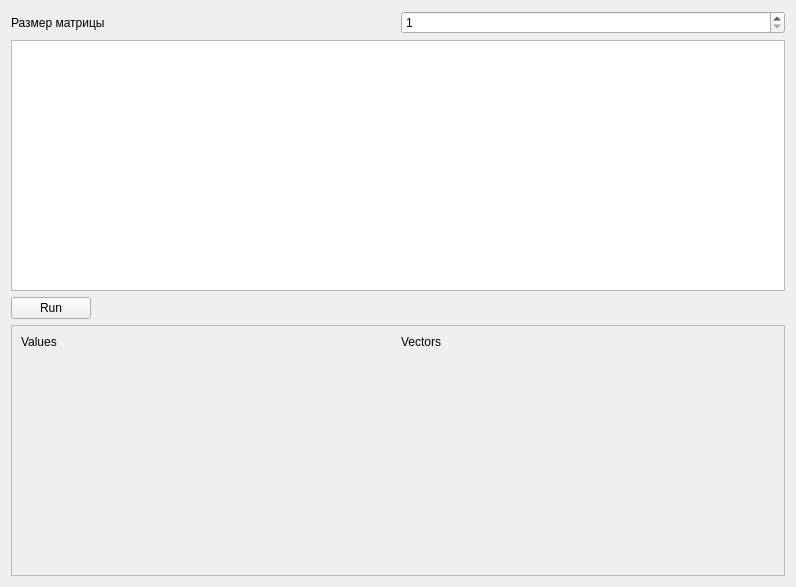
FelixDes/Eigenvectors, file ui.ui: the form before one commit.
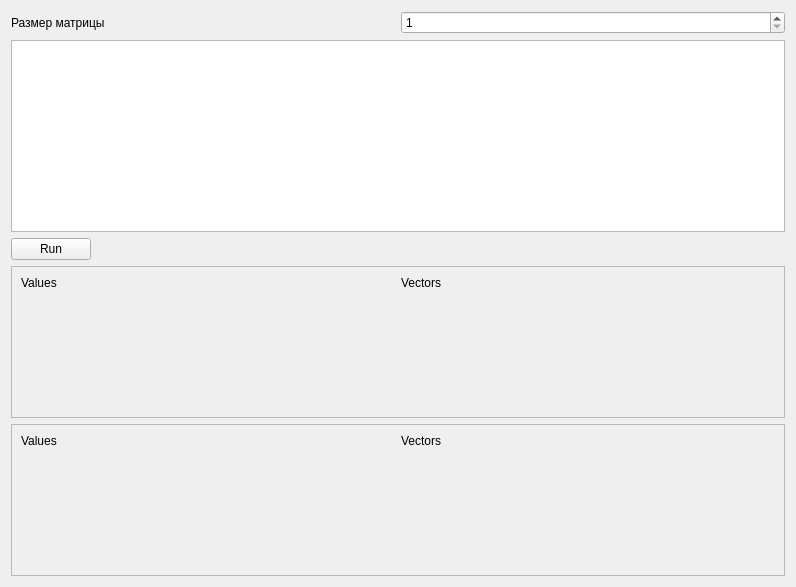
The form after the commit.

Commit message: Gateway Beta

What changed in the file:
```diff
--- a/ui.ui
+++ b/ui.ui
@@ -140,6 +140,78 @@
        </item>
       </layout>
      </item>
+     <item>
+      <layout class="QVBoxLayout" name="verticalLayout_2">
+       <item>
+        <widget class="QScrollArea" name="scrollArea">
+         <property name="widgetResizable">
+          <bool>true</bool>
+         </property>
+         <widget class="QWidget" name="scrollAreaWidgetContents">
+          <property name="geometry">
+           <rect>
+            <x>0</x>
+            <y>0</y>
+            <width>776</width>
+            <height>236</height>
+           </rect>
+          </property>
+          <layout class="QHBoxLayout" name="horizontalLayout_4">
+           <item>
+            <layout class="QVBoxLayout" name="verticalLayout_4">
+             <item>
+              <layout class="QHBoxLayout" name="horizontalLayout_5">
+               <item>
+                <layout class="QVBoxLayout" name="_2">
+                 <item>
+                  <widget class="QLabel" name="label_2">
+                   <property name="text">
+                    <string>Values</string>
+                   </property>
+                  </widget>
+                 </item>
+                 <item>
+                  <layout class="QVBoxLayout" name="outputValuesLayout"/>
+                 </item>
+                </layout>
+               </item>
+               <item>
+                <layout class="QVBoxLayout" name="_3">
+                 <item>
+                  <widget class="QLabel" name="label_3">
+                   <property name="text">
+                    <string>Vectors</string>
+                   </property>
+                  </widget>
+                 </item>
+                 <item>
+                  <layout class="QVBoxLayout" name="outputVectorsLayout"/>
+                 </item>
+                </layout>
+               </item>
+              </layout>
+             </item>
+             <item>
+              <spacer name="verticalSpacer">
+               <property name="orientation">
+                <enum>Qt::Vertical</enum>
+               </property>
+               <property name="sizeHint" stdset="0">
+                <size>
+                 <width>20</width>
+                 <height>40</height>
+                </size>
+               </property>
+              </spacer>
+             </item>
+            </layout>
+           </item>
+          </layout>
+         </widget>
+        </widget>
+       </item>
+      </layout>
+     </item>
     </layout>
    </item>
   </layout>
```
The commit also changes 2 other files.
